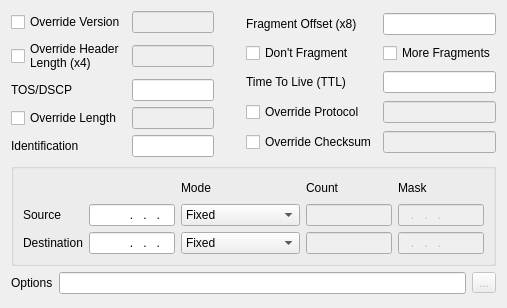
First picture: the form in common/ip4.ui, repository pstavirs/ostinato, before the edit.
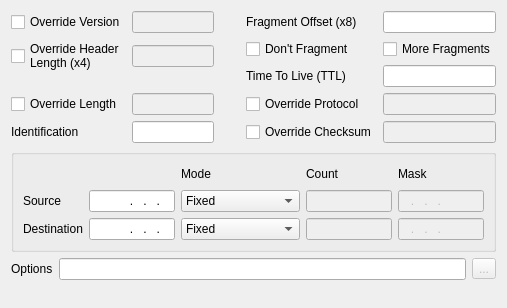
Second picture: the form after the edit. Custom widgets are drawn as their Qt base class.

Commit message:
Add custom TOS/DSCP config widget for IPv4/IPv6
Fixes #45

```diff
--- a/common/ip4.ui
+++ b/common/ip4.ui
@@ -50,22 +50,8 @@
        </property>
       </widget>
      </item>
-     <item row="2" column="0" >
-      <widget class="QLabel" name="label_22" >
-       <property name="text" >
-        <string>TOS/DSCP</string>
-       </property>
-      </widget>
-     </item>
-     <item row="2" column="1" >
-      <widget class="QLineEdit" name="leIpTos" >
-       <property name="inputMask" >
-        <string>>HH; </string>
-       </property>
-       <property name="text" >
-        <string/>
-       </property>
-      </widget>
+     <item row="2" column="0" colspan="2" >
+      <widget class="TosDscpWidget" name="tosDscp" native="true" />
      </item>
      <item row="3" column="0" >
       <widget class="QCheckBox" name="cbIpLengthOverride" >
@@ -91,7 +77,7 @@
      <item row="4" column="1" >
       <widget class="QLineEdit" name="leIpId" >
        <property name="inputMask" >
-        <string>>HH HH; </string>
+        <string>&gt;HH HH</string>
        </property>
       </widget>
      </item>
@@ -143,7 +129,7 @@
         <bool>false</bool>
        </property>
        <property name="inputMask" >
-        <string>>HH; </string>
+        <string>&gt;HH</string>
        </property>
        <property name="text" >
         <string/>
@@ -163,7 +149,7 @@
         <bool>false</bool>
        </property>
        <property name="inputMask" >
-        <string>>HH HH; </string>
+        <string>&gt;HH HH</string>
        </property>
       </widget>
      </item>
@@ -395,6 +381,14 @@
    </item>
   </layout>
  </widget>
+ <customwidgets>
+  <customwidget>
+   <class>TosDscpWidget</class>
+   <extends>QWidget</extends>
+   <header>tosdscp.h</header>
+   <container>1</container>
+  </customwidget>
+ </customwidgets>
  <tabstops>
   <tabstop>cbIpVersionOverride</tabstop>
   <tabstop>leIpVersion</tabstop>
```
Left out of the diff: 2 changed lines with no effect on the pictures. The commit also changes 7 other files.
